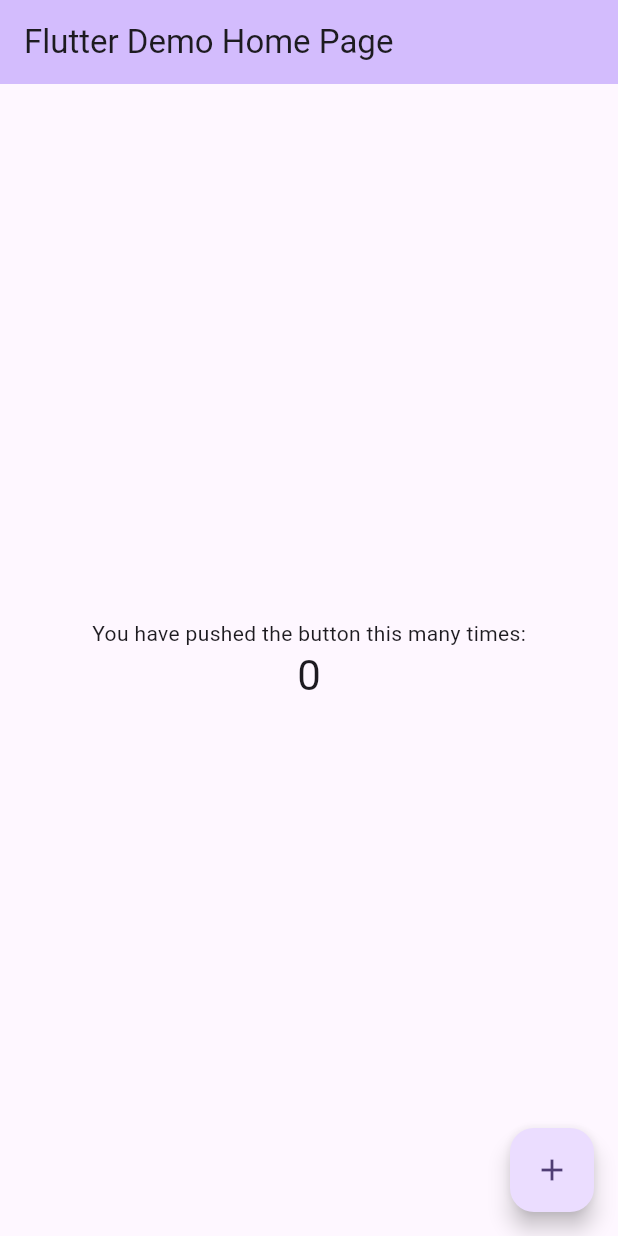
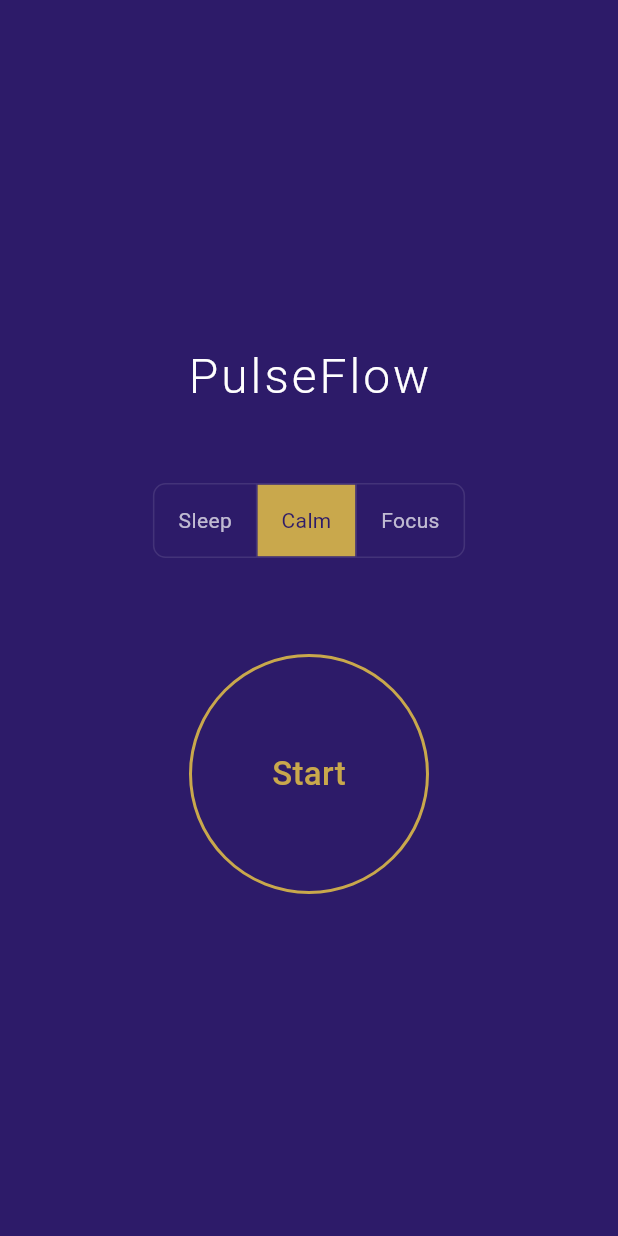
Before and after one commit to KCsaba75/pulseflow, a Flutter app: the screen it shows after launch, on a phone screen of 412 x 824 dp. Run offline on Flutter 3.47's test engine with Material 3 defaults, Android fonts, the phone set to English and light mode, and no system bars; our stand-ins replace vibration.

Commit message:
Add haptic service (Sleep/Calm/Focus presets) and dark theme home screen

```diff
--- a/lib/main.dart
+++ b/lib/main.dart
@@ -1,121 +1,127 @@
 import 'package:flutter/material.dart';
 
+import 'services/haptic_service.dart';
+
+const _deepPurple = Color(0xFF2D1B69);
+const _paleGold = Color(0xFFC9A84C);
+
 void main() {
-  runApp(const MyApp());
+  runApp(const PulseFlowApp());
 }
 
-class MyApp extends StatelessWidget {
-  const MyApp({super.key});
+class PulseFlowApp extends StatelessWidget {
+  const PulseFlowApp({super.key});
 
-  // This widget is the root of your application.
   @override
   Widget build(BuildContext context) {
     return MaterialApp(
-      title: 'Flutter Demo',
+      title: 'PulseFlow',
       theme: ThemeData(
-        // This is the theme of your application.
-        //
-        // TRY THIS: Try running your application with "flutter run". You'll see
-        // the application has a purple toolbar. Then, without quitting the app,
-        // try changing the seedColor in the colorScheme below to Colors.green
-        // and then invoke "hot reload" (save your changes or press the "hot
-        // reload" button in a Flutter-supported IDE, or press "r" if you used
-        // the command line to start the app).
-        //
-        // Notice that the counter didn't reset back to zero; the application
-        // state is not lost during the reload. To reset the state, use hot
-        // restart instead.
-        //
-        // This works for code too, not just values: Most code changes can be
-        // tested with just a hot reload.
-        colorScheme: .fromSeed(seedColor: Colors.deepPurple),
+        brightness: Brightness.dark,
+        scaffoldBackgroundColor: _deepPurple,
+        colorScheme: ColorScheme.fromSeed(
+          seedColor: _deepPurple,
+          brightness: Brightness.dark,
+          primary: _paleGold,
+        ),
+        useMaterial3: true,
       ),
-      home: const MyHomePage(title: 'Flutter Demo Home Page'),
+      home: const HomeScreen(),
     );
   }
 }
 
-class MyHomePage extends StatefulWidget {
-  const MyHomePage({super.key, required this.title});
-
-  // This widget is the home page of your application. It is stateful, meaning
-  // that it has a State object (defined below) that contains fields that affect
-  // how it looks.
-
-  // This class is the configuration for the state. It holds the values (in this
-  // case the title) provided by the parent (in this case the App widget) and
-  // used by the build method of the State. Fields in a Widget subclass are
-  // always marked "final".
-
-  final String title;
+class HomeScreen extends StatefulWidget {
+  const HomeScreen({super.key});
 
   @override
-  State<MyHomePage> createState() => _MyHomePageState();
+  State<HomeScreen> createState() => _HomeScreenState();
 }
 
-class _MyHomePageState extends State<MyHomePage> {
-  int _counter = 0;
+class _HomeScreenState extends State<HomeScreen> {
+  final _hapticService = HapticService();
+  PulsePreset _selectedPreset = PulsePreset.calm;
+  bool _isPulsing = false;
 
-  void _incrementCounter() {
-    setState(() {
-      // This call to setState tells the Flutter framework that something has
-      // changed in this State, which causes it to rerun the build method below
-      // so that the display can reflect the updated values. If we changed
-      // _counter without calling setState(), then the build method would not be
-      // called again, and so nothing would appear to happen.
-      _counter++;
-    });
+  void _toggle() {
+    if (_isPulsing) {
+      _hapticService.stop();
+      setState(() => _isPulsing = false);
+    } else {
+      _hapticService.start(_selectedPreset);
+      setState(() => _isPulsing = true);
+    }
+  }
+
+  @override
+  void dispose() {
+    _hapticService.stop();
+    super.dispose();
   }
 
   @override
   Widget build(BuildContext context) {
-    // This method is rerun every time setState is called, for instance as done
-    // by the _incrementCounter method above.
-    //
-    // The Flutter framework has been optimized to make rerunning build methods
-    // fast, so that you can just rebuild anything that needs updating rather
-    // than having to individually change instances of widgets.
     return Scaffold(
-      appBar: AppBar(
-        // TRY THIS: Try changing the color here to a specific color (to
-        // Colors.amber, perhaps?) and trigger a hot reload to see the AppBar
-        // change color while the other colors stay the same.
-        backgroundColor: Theme.of(context).colorScheme.inversePrimary,
-        // Here we take the value from the MyHomePage object that was created by
-        // the App.build method, and use it to set our appbar title.
-        title: Text(widget.title),
-      ),
-      body: Center(
-        // Center is a layout widget. It takes a single child and positions it
-        // in the middle of the parent.
-        child: Column(
-          // Column is also a layout widget. It takes a list of children and
-          // arranges them vertically. By default, it sizes itself to fit its
-          // children horizontally, and tries to be as tall as its parent.
-          //
-          // Column has various properties to control how it sizes itself and
-          // how it positions its children. Here we use mainAxisAlignment to
-          // center the children vertically; the main axis here is the vertical
-          // axis because Columns are vertical (the cross axis would be
-          // horizontal).
-          //
-          // TRY THIS: Invoke "debug painting" (choose the "Toggle Debug Paint"
-          // action in the IDE, or press "p" in the console), to see the
-          // wireframe for each widget.
-          mainAxisAlignment: .center,
-          children: [
-            const Text('You have pushed the button this many times:'),
-            Text(
-              '$_counter',
-              style: Theme.of(context).textTheme.headlineMedium,
-            ),
-          ],
+      backgroundColor: _deepPurple,
+      body: SafeArea(
+        child: Center(
+          child: Column(
+            mainAxisAlignment: MainAxisAlignment.center,
+            children: [
+              const Text(
+                'PulseFlow',
+                style: TextStyle(
+                  color: Colors.white,
+                  fontSize: 32,
+                  fontWeight: FontWeight.w300,
+                  letterSpacing: 2,
+                ),
+              ),
+              const SizedBox(height: 48),
+              ToggleButtons(
+                isSelected: PulsePreset.values.map((p) => p == _selectedPreset).toList(),
+                onPressed: _isPulsing
+                    ? null
+                    : (index) {
+                        setState(() => _selectedPreset = PulsePreset.values[index]);
+                      },
+                borderRadius: BorderRadius.circular(8),
+                selectedColor: _deepPurple,
+                fillColor: _paleGold,
+                color: Colors.white70,
+                children: PulsePreset.values
+                    .map((p) => Padding(
+                          padding: const EdgeInsets.symmetric(horizontal: 16, vertical: 12),
+                          child: Text(p.label),
+                        ))
+                    .toList(),
+              ),
+              const SizedBox(height: 64),
+              GestureDetector(
+                onTap: _toggle,
+                child: Container(
+                  width: 160,
+                  height: 160,
+                  decoration: BoxDecoration(
+                    shape: BoxShape.circle,
+                    color: _isPulsing ? _paleGold : Colors.transparent,
+                    border: Border.all(color: _paleGold, width: 2),
+                  ),
+                  child: Center(
+                    child: Text(
+                      _isPulsing ? 'Stop' : 'Start',
+                      style: TextStyle(
+                        color: _isPulsing ? _deepPurple : _paleGold,
+                        fontSize: 22,
+                        fontWeight: FontWeight.w500,
+                      ),
+                    ),
+                  ),
+                ),
+              ),
+            ],
+          ),
         ),
-      ),
-      floatingActionButton: FloatingActionButton(
-        onPressed: _incrementCounter,
-        tooltip: 'Increment',
-        child: const Icon(Icons.add),
       ),
     );
   }
--- /dev/null
+++ b/lib/services/haptic_service.dart
@@ -0,0 +1,50 @@
+import 'package:vibration/vibration.dart';
+
+enum PulsePreset { sleep, calm, focus }
+
+extension PulsePresetBpm on PulsePreset {
+  int get bpm {
+    switch (this) {
+      case PulsePreset.sleep:
+        return 50;
+      case PulsePreset.calm:
+        return 60;
+      case PulsePreset.focus:
+        return 70;
+    }
+  }
+
+  String get label {
+    switch (this) {
+      case PulsePreset.sleep:
+        return 'Sleep';
+      case PulsePreset.calm:
+        return 'Calm';
+      case PulsePreset.focus:
+        return 'Focus';
+    }
+  }
+}
+
+class HapticService {
+  bool _isRunning = false;
+  bool get isRunning => _isRunning;
+
+  Future<void> start(PulsePreset preset) async {
+    final hasVibrator = await Vibration.hasVibrator();
+    if (!hasVibrator) return;
+
+    _isRunning = true;
+    final beatIntervalMs = (60000 / preset.bpm).round();
+
+    while (_isRunning) {
+      Vibration.vibrate(duration: 120);
+      await Future.delayed(Duration(milliseconds: beatIntervalMs));
+    }
+  }
+
+  void stop() {
+    _isRunning = false;
+    Vibration.cancel();
+  }
+}
--- a/pubspec.yaml
+++ b/pubspec.yaml
@@ -34,6 +34,7 @@ dependencies:
   # The following adds the Cupertino Icons font to your application.
   # Use with the CupertinoIcons class for iOS style icons.
   cupertino_icons: ^1.0.8
+  vibration: ^3.1.3
 
 dev_dependencies:
   flutter_test:
```
Also changed, not shown: pubspec.lock, 1 other file.
